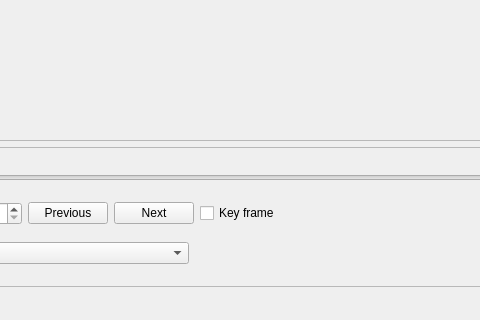
First picture: the form in tools/ld-combine/mainwindow.ui, repository happycube/ld-decode, before the edit; both pictures show x 116 to 596 and y 444 to 764 of the 938 by 764 pixel window.
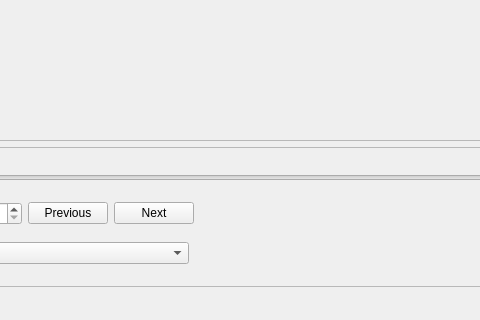
Second picture: the form after the edit. Icons and pictures are not drawn.

```diff
--- a/tools/ld-combine/mainwindow.ui
+++ b/tools/ld-combine/mainwindow.ui
@@ -110,13 +110,6 @@
            </property>
           </widget>
          </item>
-         <item>
-          <widget class="QCheckBox" name="keyFrameCheckBox">
-           <property name="text">
-            <string>Key frame</string>
-           </property>
-          </widget>
-         </item>
          <item>
           <spacer name="horizontalSpacer">
            <property name="orientation">
```
